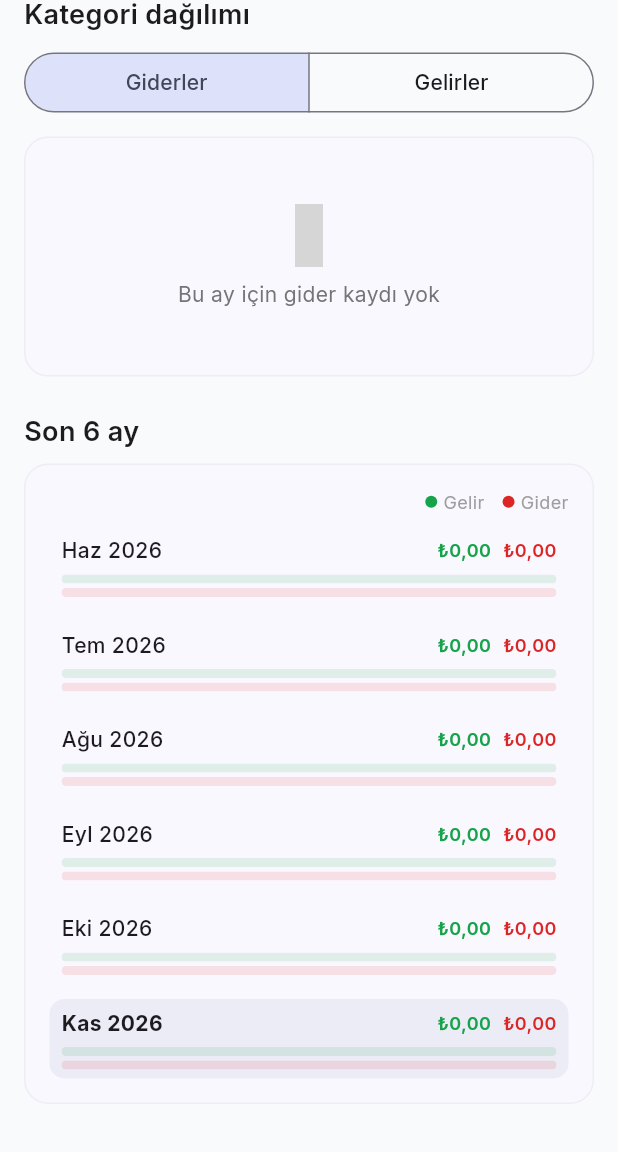
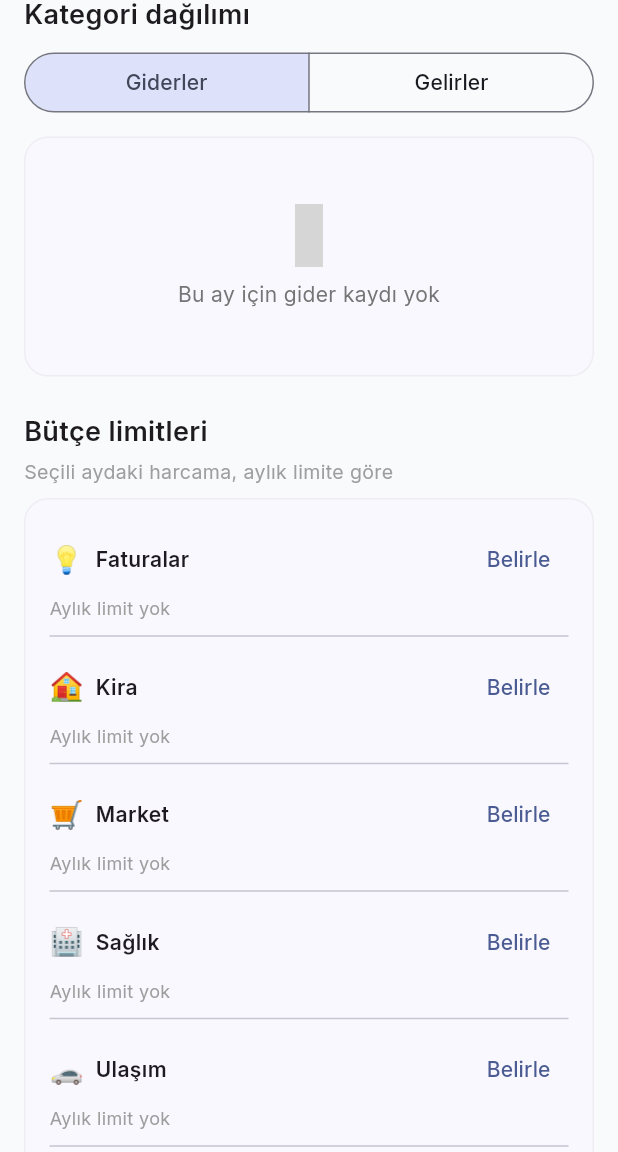
Before and after one commit to sametkokcuoglu-lgtm/ev-butcem, a Flutter app: the ReportsScreen screen opened directly, scrolled down 432 dp, on a phone screen of 412 x 824 dp, the part 84-1236 px from its top. Run offline on Flutter 3.47's test engine with Material 3 defaults, Android fonts, the phone set to English and light mode, and no system bars; our stand-ins replace fl_chart, flutter_riverpod, google_fonts, hive, hive_flutter, iconsax; accounts and stored records are empty; grey boxes are pictures that could not be loaded.

Commit message:
Add monthly spending limits for expense categories.
Limits live in Hive and appear on Reports for the selected month, with a progress bar and a red Limit aşıldı state. Saving an expense at 80% or over the limit shows a snackbar.

Co-authored-by: sametkokcuoglu-lgtm <sametkokcuoglu-lgtm@users.noreply.github.com>

```diff
--- a/lib/main.dart
+++ b/lib/main.dart
@@ -3,6 +3,7 @@ import 'package:flutter_localizations/flutter_localizations.dart';
 import 'package:flutter_riverpod/flutter_riverpod.dart';
 import 'package:hive_flutter/hive_flutter.dart';
 
+import 'models/budget_limit.dart';
 import 'models/category.dart';
 import 'models/transaction.dart';
 import 'screens/home_screen.dart';
@@ -15,8 +16,10 @@ void main() async {
   await Hive.initFlutter();
   Hive.registerAdapter(CategoryAdapter());
   Hive.registerAdapter(TransactionAdapter());
+  Hive.registerAdapter(BudgetLimitAdapter());
   await Hive.openBox<Category>('categories');
   await Hive.openBox<Transaction>('transactions');
+  await Hive.openBox<BudgetLimit>('budget_limits');
 
   final categoryBox = Hive.box<Category>('categories');
   if (categoryBox.isEmpty) {
--- a/lib/screens/reports_screen.dart
+++ b/lib/screens/reports_screen.dart
@@ -7,6 +7,7 @@ import '../providers/budget_providers.dart';
 import '../theme/app_theme.dart';
 import '../utils/format.dart';
 import '../utils/report_aggregator.dart';
+import '../widgets/budget_limits_section.dart';
 
 class ReportsScreen extends ConsumerStatefulWidget {
   const ReportsScreen({super.key});
@@ -105,6 +106,8 @@ class _ReportsScreenState extends ConsumerState<ReportsScreen> {
                 ? _EmptyDistribution(isIncome: _showIncome)
                 : _DistributionChart(shares: shares, isIncome: _showIncome),
           ),
+          const SizedBox(height: 24),
+          BudgetLimitsSection(month: _month),
           const SizedBox(height: 24),
           const _SectionTitle('Son 6 ay'),
           const SizedBox(height: 8),
--- /dev/null
+++ b/lib/utils/budget_progress.dart
@@ -0,0 +1,139 @@
+import '../models/budget_limit.dart';
+import '../models/category.dart';
+import '../models/transaction.dart';
+
+/// Spending at or above this share of the limit is a near-limit warning.
+const double nearLimitRatio = 0.8;
+
+enum BudgetLevel { ok, near, exceeded }
+
+/// Spent amount versus the monthly limit for one category.
+class CategoryBudgetProgress {
+  const CategoryBudgetProgress({
+    required this.categoryId,
+    required this.name,
+    required this.icon,
+    required this.colorValue,
+    required this.spent,
+    required this.limit,
+  });
+
+  final String categoryId;
+  final String name;
+  final String icon;
+  final int colorValue;
+  final double spent;
+  final double limit;
+
+  double get remaining => limit - spent;
+
+  /// Spent divided by the limit. Greater than 1 when the limit is exceeded.
+  double get ratio {
+    if (limit <= 0) return spent > 0 ? double.infinity : 0;
+    return spent / limit;
+  }
+
+  BudgetLevel get level {
+    if (spent > limit) return BudgetLevel.exceeded;
+    if (ratio >= nearLimitRatio) return BudgetLevel.near;
+    return BudgetLevel.ok;
+  }
+
+  bool get isExceeded => level == BudgetLevel.exceeded;
+
+  bool get isNearLimit => level == BudgetLevel.near;
+}
+
+/// Expense total for [categoryId] in [month]. Income and other months are ignored.
+double spentInCategory({
+  required List<Transaction> transactions,
+  required String categoryId,
+  required DateTime month,
+}) {
+  var spent = 0.0;
+  for (final transaction in transactions) {
+    if (transaction.isIncome) continue;
+    if (transaction.categoryId != categoryId) continue;
+    final date = transaction.date;
+    if (date.year != month.year || date.month != month.month) continue;
+    spent += transaction.amount;
+  }
+  return spent;
+}
+
+/// One row per positive limit. Later limits for the same category replace earlier ones.
+List<CategoryBudgetProgress> budgetProgress({
+  required List<BudgetLimit> limits,
+  required List<Transaction> transactions,
+  required List<Category> categories,
+  required DateTime month,
+}) {
+  final byCategory = <String, double>{};
+  for (final limit in limits) {
+    if (limit.amount <= 0) continue;
+    byCategory[limit.categoryId] = limit.amount;
+  }
+  if (byCategory.isEmpty) return const [];
+
+  final categoriesById = {
+    for (final category in categories) category.id: category
+  };
+  final rows = [
+    for (final entry in byCategory.entries)
+      CategoryBudgetProgress(
+        categoryId: entry.key,
+        name: categoriesById[entry.key]?.name ?? 'Bilinmeyen kategori',
+        icon: categoriesById[entry.key]?.icon ?? '📁',
+        colorValue: categoriesById[entry.key]?.colorValue ?? 0xFF64748B,
+        spent: spentInCategory(
+          transactions: transactions,
+          categoryId: entry.key,
+          month: month,
+        ),
+        limit: entry.value,
+      ),
+  ]..sort((a, b) {
+      final byLevel = b.level.index.compareTo(a.level.index);
+      if (byLevel != 0) return byLevel;
+      final byRatio = b.ratio.compareTo(a.ratio);
+      if (byRatio != 0) return byRatio;
+      return a.name.compareTo(b.name);
+    });
+  return rows;
+}
+
+/// Snackbar copy when a new expense reaches 80% of its limit or goes over it.
+String? budgetAlertMessage(CategoryBudgetProgress progress) {
+  if (progress.isExceeded) {
+    return 'Limit aşıldı: ${progress.name} kategorisinde bu ayki harcama limiti aşıldı.';
+  }
+  if (progress.isNearLimit) {
+    return 'Limite yaklaşıldı: ${progress.name} harcaması limitin %80\'ine ulaştı.';
+  }
+  return null;
+}
+
+/// Alert for [transaction] using [transactions], including the new transaction
+/// when the store has not published it yet.
+String? budgetAlertForTransaction({
+  required Transaction transaction,
+  required List<Transaction> transactions,
+  required List<BudgetLimit> limits,
+  required List<Category> categories,
+}) {
+  if (transaction.isIncome) return null;
+  final all = transactions.any((item) => item.id == transaction.id)
+      ? transactions
+      : [...transactions, transaction];
+  for (final progress in budgetProgress(
+    limits: limits,
+    transactions: all,
+    categories: categories,
+    month: transaction.date,
+  )) {
+    if (progress.categoryId == transaction.categoryId) {
+      return budgetAlertMessage(progress);
+    }
+  }
+  return null;
+}
--- /dev/null
+++ b/lib/widgets/budget_limits_section.dart
@@ -0,0 +1,329 @@
+import 'package:flutter/material.dart';
+import 'package:flutter_riverpod/flutter_riverpod.dart';
+import 'package:iconsax/iconsax.dart';
+
+import '../models/category.dart';
+import '../providers/budget_providers.dart';
+import '../theme/app_theme.dart';
+import '../utils/budget_progress.dart';
+import '../utils/format.dart';
+
+class BudgetLimitsSection extends ConsumerWidget {
+  const BudgetLimitsSection({super.key, required this.month});
+
+  final DateTime month;
+
+  @override
+  Widget build(BuildContext context, WidgetRef ref) {
+    final categories = ref.watch(categoriesProvider);
+    final transactions = ref.watch(transactionsProvider);
+    final limits = ref.watch(budgetLimitsProvider);
+    final expenseCategories = [
+      for (final category in categories)
+        if (!category.isIncome) category,
+    ];
+    final progress = budgetProgress(
+      limits: limits,
+      transactions: transactions,
+      categories: categories,
+      month: month,
+    );
+    final progressById = {
+      for (final row in progress) row.categoryId: row,
+    };
+    final knownIds = expenseCategories.map((category) => category.id).toSet();
+    final orphanIds = [
+      for (final row in progress)
+        if (!knownIds.contains(row.categoryId)) row.categoryId,
+    ];
+
+    return Column(
+      crossAxisAlignment: CrossAxisAlignment.start,
+      children: [
+        const Text(
+          'Bütçe limitleri',
+          style: TextStyle(fontSize: 18, fontWeight: FontWeight.w600),
+        ),
+        const SizedBox(height: 4),
+        const Text(
+          'Seçili aydaki harcama, aylık limite göre',
+          style: TextStyle(fontSize: 13, color: Colors.grey),
+        ),
+        const SizedBox(height: 8),
+        if (expenseCategories.isEmpty && orphanIds.isEmpty)
+          const _LimitSurface(
+            child: Text('Gider kategorisi yok'),
+          )
+        else
+          _LimitSurface(
+            child: Column(
+              children: [
+                for (var index = 0;
+                    index < expenseCategories.length;
+                    index++) ...[
+                  if (index > 0) const Divider(height: 20),
+                  _LimitRow(
+                    category: expenseCategories[index],
+                    progress: progressById[expenseCategories[index].id],
+                  ),
+                ],
+                for (final categoryId in orphanIds) ...[
+                  const Divider(height: 20),
+                  _LimitRow(
+                    category: Category(
+                      id: categoryId,
+                      name: progressById[categoryId]!.name,
+                      icon: progressById[categoryId]!.icon,
+                      colorValue: progressById[categoryId]!.colorValue,
+                      isIncome: false,
+                    ),
+                    progress: progressById[categoryId],
+                  ),
+                ],
+              ],
+            ),
+          ),
+      ],
+    );
+  }
+}
+
+class _LimitSurface extends StatelessWidget {
+  const _LimitSurface({required this.child});
+
+  final Widget child;
+
+  @override
+  Widget build(BuildContext context) {
+    return Container(
+      width: double.infinity,
+      padding: const EdgeInsets.all(16),
+      decoration: BoxDecoration(
+        color: Theme.of(context).cardColor,
+        borderRadius: BorderRadius.circular(16),
+        border: Border.all(color: Colors.grey.withValues(alpha: 0.12)),
+      ),
+      child: child,
+    );
+  }
+}
+
+class _LimitRow extends ConsumerWidget {
+  const _LimitRow({required this.category, required this.progress});
+
+  final Category category;
+  final CategoryBudgetProgress? progress;
+
+  @override
+  Widget build(BuildContext context, WidgetRef ref) {
+    final levelColor = switch (progress?.level) {
+      BudgetLevel.exceeded => AppTheme.expenseColor,
+      BudgetLevel.near => AppTheme.warningColor,
+      BudgetLevel.ok || null => AppTheme.incomeColor,
+    };
+    final ratio = progress == null
+        ? 0.0
+        : (progress!.ratio.isFinite ? progress!.ratio.clamp(0.0, 1.0) : 1.0);
+
+    return Column(
+      crossAxisAlignment: CrossAxisAlignment.start,
+      children: [
+        Row(
+          children: [
+            Text(category.icon, style: const TextStyle(fontSize: 18)),
+            const SizedBox(width: 8),
+            Expanded(
+              child: Text(
+                category.name,
+                style: const TextStyle(fontWeight: FontWeight.w600),
+              ),
+            ),
+            if (progress == null)
+              TextButton(
+                onPressed: () => _editLimit(context, ref),
+                child: const Text('Belirle'),
+              )
+            else ...[
+              IconButton(
+                tooltip: 'Düzenle',
+                onPressed: () => _editLimit(context, ref),
+                icon: const Icon(Iconsax.edit_2, size: 18),
+              ),
+              IconButton(
+                tooltip: 'Kaldır',
+                onPressed: () => _removeLimit(context, ref),
+                icon: const Icon(
+                  Iconsax.trash,
+                  size: 18,
+                  color: AppTheme.expenseColor,
+                ),
+              ),
+            ],
+          ],
+        ),
+        if (progress == null)
+          const Text(
+            'Aylık limit yok',
+            style: TextStyle(fontSize: 12, color: Colors.grey),
+          )
+        else ...[
+          Text(
+            '${formatTry(progress!.spent)} / ${formatTry(progress!.limit)}',
+            style: const TextStyle(fontWeight: FontWeight.w600),
+          ),
+          const SizedBox(height: 8),
+          SizedBox(
+            width: double.infinity,
+            child: ClipRRect(
+              borderRadius: BorderRadius.circular(99),
+              child: LinearProgressIndicator(
+                value: ratio,
+                minHeight: 8,
+                color: levelColor,
+                backgroundColor: levelColor.withValues(alpha: 0.15),
+              ),
+            ),
+          ),
+          const SizedBox(height: 6),
+          Text(
+            _statusLabel(progress!),
+            style: TextStyle(
+              color: progress!.isExceeded
+                  ? AppTheme.expenseColor
+                  : progress!.isNearLimit
+                      ? AppTheme.warningColor
+                      : Colors.grey.shade700,
+              fontWeight:
+                  progress!.isExceeded ? FontWeight.w700 : FontWeight.w500,
+              fontSize: 13,
+            ),
+          ),
+        ],
+      ],
+    );
+  }
+
+  String _statusLabel(CategoryBudgetProgress progress) {
+    if (progress.isExceeded) return 'Limit aşıldı';
+    if (progress.isNearLimit) {
+      return 'Limite yaklaşıldı · Kalan ${formatTry(progress.remaining)}';
+    }
+    return 'Kalan ${formatTry(progress.remaining)}';
+  }
+
+  Future<void> _editLimit(BuildContext context, WidgetRef ref) async {
+    final amount = await showDialog<double>(
+      context: context,
+      builder: (context) => _LimitDialog(
+        categoryName: category.name,
+        initialAmount: progress?.limit,
+      ),
+    );
+    if (amount == null) return;
+    await ref.read(budgetLimitsProvider.notifier).save(
+          categoryId: category.id,
+          amount: amount,
+        );
+  }
+
+  Future<void> _removeLimit(BuildContext context, WidgetRef ref) async {
+    final confirmed = await showDialog<bool>(
+      context: context,
+      builder: (context) => AlertDialog(
+        title: const Text('Limiti kaldır'),
+        content: Text(
+          '${category.name} için aylık limiti kaldırmak istiyor musunuz?',
+        ),
+        actions: [
+          TextButton(
+            onPressed: () => Navigator.of(context).pop(false),
+            child: const Text('Vazgeç'),
+          ),
+          TextButton(
+            onPressed: () => Navigator.of(context).pop(true),
+            child: const Text('Kaldır'),
+          ),
+        ],
+      ),
+    );
+    if (confirmed != true) return;
+    await ref
+        .read(budgetLimitsProvider.notifier)
+        .removeForCategory(category.id);
+  }
+}
+
+class _LimitDialog extends StatefulWidget {
+  const _LimitDialog({required this.categoryName, this.initialAmount});
+
+  final String categoryName;
+  final double? initialAmount;
+
+  @override
+  State<_LimitDialog> createState() => _LimitDialogState();
+}
+
+class _LimitDialogState extends State<_LimitDialog> {
+  final _formKey = GlobalKey<FormState>();
+  late final TextEditingController _amountController = TextEditingController(
+    text: widget.initialAmount == null
+        ? ''
+        : formatTry(widget.initialAmount!).replaceFirst('₺', ''),
+  );
+
+  @override
+  void dispose() {
+    _amountController.dispose();
+    super.dispose();
+  }
+
+  @override
+  Widget build(BuildContext context) {
+    final editing = widget.initialAmount != null;
+    return AlertDialog(
+      title: Text(editing ? 'Limiti düzenle' : 'Limit belirle'),
+      content: Form(
+        key: _formKey,
+        child: Column(
+          mainAxisSize: MainAxisSize.min,
+          crossAxisAlignment: CrossAxisAlignment.start,
+          children: [
+            Text(widget.categoryName),
+            const SizedBox(height: 12),
+            TextFormField(
+              controller: _amountController,
+              autofocus: true,
+              decoration: const InputDecoration(
+                labelText: 'Aylık limit',
+                hintText: '1.000,00',
+                prefixText: '₺ ',
+                border: OutlineInputBorder(),
+              ),
+              keyboardType:
+                  const TextInputType.numberWithOptions(decimal: true),
+              validator: (value) {
+                if (parseAmount(value ?? '') == null) {
+                  return 'Geçerli bir tutar girin';
+                }
+                return null;
+              },
+            ),
+          ],
+        ),
+      ),
+      actions: [
+        TextButton(
+          onPressed: () => Navigator.of(context).pop(),
+          child: const Text('Vazgeç'),
+        ),
+        FilledButton(
+          onPressed: () {
+            if (!_formKey.currentState!.validate()) return;
+            Navigator.of(context).pop(parseAmount(_amountController.text));
+          },
+          child: const Text('Kaydet'),
+        ),
+      ],
+    );
+  }
+}
```
Also changed, not shown: lib/models/budget_limit.dart (added, +23 -0 lines), lib/providers/budget_providers.dart (+53 -0 lines), lib/screens/add_transaction_sheet.dart (+22 -4 lines), lib/models/budget_limit.g.dart (added), 2 other files.
